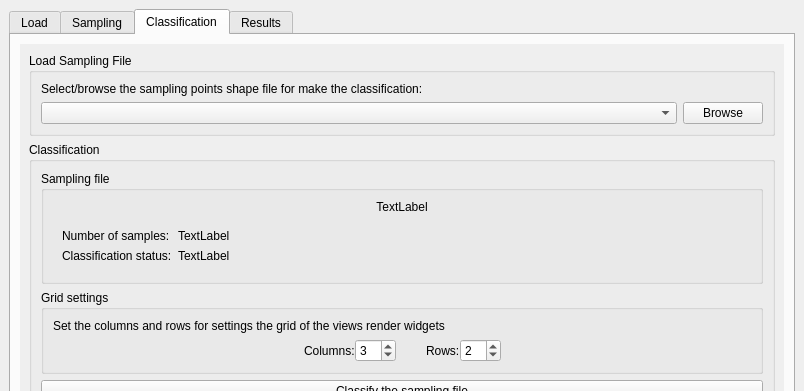
SMByC/AcATaMa, file ui/acatama_dockwidget.ui: the form before one commit; both pictures show x 0 to 804 and y 0 to 391 of the 804 by 1166 pixel window.
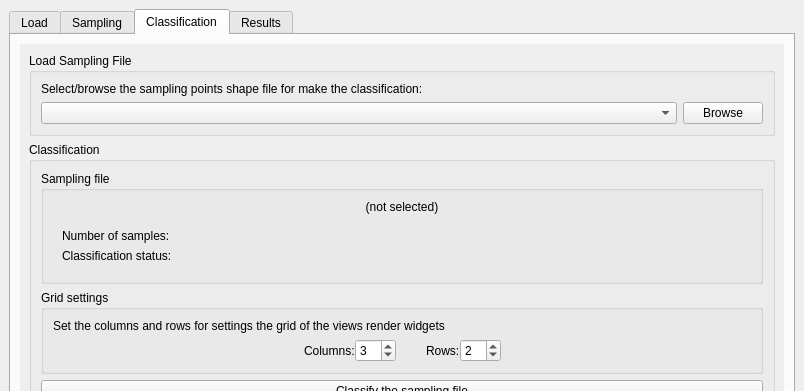
The form after the commit. The open tabs and pages were chosen to show the change. Custom widgets are drawn as their Qt base class.

Commit message: Show information for the selected sampling file

The edit to the form file:
```diff
--- a/ui/acatama_dockwidget.ui
+++ b/ui/acatama_dockwidget.ui
@@ -1036,7 +1036,7 @@
                   <item>
                    <widget class="QLabel" name="SamplinFileName">
                     <property name="text">
-                     <string>TextLabel</string>
+                     <string>(not selected)</string>
                     </property>
                     <property name="alignment">
                      <set>Qt::AlignCenter</set>
@@ -1063,14 +1063,14 @@
                      <item row="1" column="1">
                       <widget class="QLabel" name="label_26">
                        <property name="text">
-                        <string>TextLabel</string>
+                        <string/>
                        </property>
                       </widget>
                      </item>
                      <item row="2" column="1">
                       <widget class="QLabel" name="label_27">
                        <property name="text">
-                        <string>TextLabel</string>
+                        <string/>
                        </property>
                       </widget>
                      </item>
```
Left out of the diff: 6 changed lines with no effect on the pictures. The commit also changes 1 other file.
